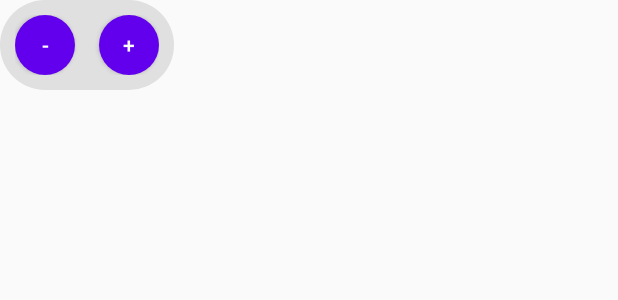
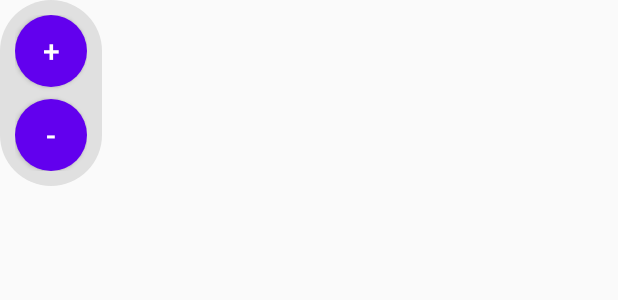
Before and after one commit to Alex16oz/Widgetku, an Android app built with Jetpack Compose: the layout floating_volume_widget.xml on its own in the app's theme, with its tools: preview values and no code run, on a phone screen of 412 x 824 dp. Shown: the top 300 px of the screen. Run offline under Robolectric (Android 15) with nearby library versions, the phone set to English and light mode, and no system bars.

Commit message:
v8 widget 2 done

```diff
--- a/app/src/main/res/layout/floating_volume_widget.xml
+++ b/app/src/main/res/layout/floating_volume_widget.xml
@@ -7,26 +7,29 @@
     <LinearLayout
         android:layout_width="wrap_content"
         android:layout_height="wrap_content"
-        android:orientation="horizontal"
+        android:orientation="vertical"
         android:gravity="center"
         android:padding="10dp">
 
         <Button
+            android:id="@+id/floating_volume_up_button"
+            android:layout_width="48dp"
+            android:layout_height="48dp"
+            android:background="@drawable/round_button"
+            android:text="+"
+            android:textSize="20sp"
+            android:textColor="@android:color/white" />
+
+        <Button
             android:id="@+id/floating_volume_down_button"
-            android:layout_width="40dp"
-            android:layout_height="40dp"
+            android:layout_width="48dp"
+            android:layout_height="48dp"
+            android:layout_marginTop="8dp"
             android:background="@drawable/round_button"
             android:text="-"
-            android:textColor="@android:color/white"/>
+            android:textSize="20sp"
+            android:textColor="@android:color/white" />
 
-        <Button
-            android:id="@+id/floating_volume_up_button"
-            android:layout_width="40dp"
-            android:layout_height="40dp"
-            android:layout_marginStart="16dp"
-            android:background="@drawable/round_button"
-            android:text="+"
-            android:textColor="@android:color/white"/>
 
     </LinearLayout>
 </FrameLayout>
```
